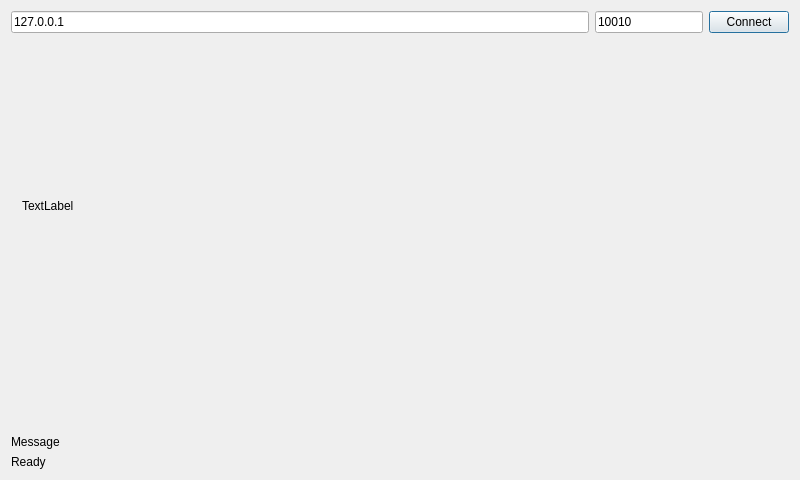
Before: the Qt Designer form PCameraClient/dialog.ui in hondodo/PCamera, drawn with Qt 5.
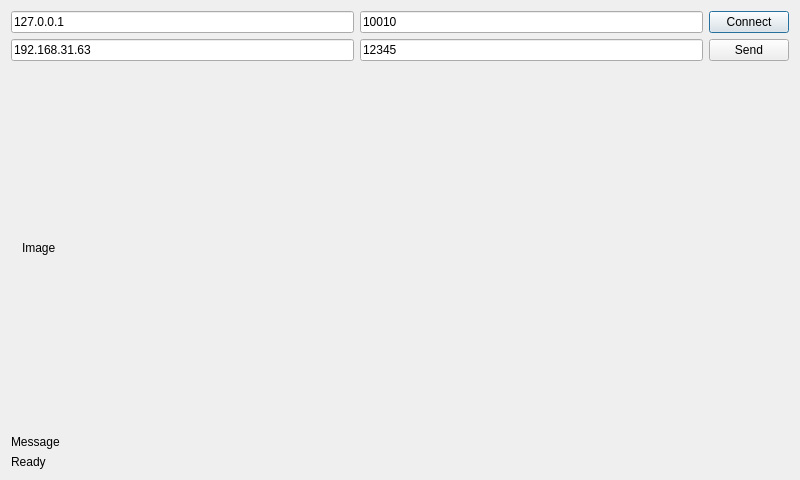
After: the same form once the commit is applied.

Patch:
```diff
--- a/PCameraClient/dialog.ui
+++ b/PCameraClient/dialog.ui
@@ -14,7 +14,7 @@
    <string>Dialog</string>
   </property>
   <layout class="QGridLayout" name="gridLayout">
-   <item row="1" column="0">
+   <item row="2" column="0">
     <widget class="QWidget" name="widgetCamera" native="true">
      <property name="sizePolicy">
       <sizepolicy hsizetype="Preferred" vsizetype="Expanding">
@@ -22,19 +22,15 @@
        <verstretch>0</verstretch>
       </sizepolicy>
      </property>
-     <widget class="QLabel" name="label">
-      <property name="geometry">
-       <rect>
-        <x>11</x>
-        <y>11</y>
-        <width>551</width>
-        <height>311</height>
-       </rect>
-      </property>
-      <property name="text">
-       <string>TextLabel</string>
-      </property>
-     </widget>
+     <layout class="QGridLayout" name="gridLayout_3">
+      <item row="0" column="0">
+       <widget class="QLabel" name="label">
+        <property name="text">
+         <string>Image</string>
+        </property>
+       </widget>
+      </item>
+     </layout>
     </widget>
    </item>
    <item row="0" column="0">
@@ -48,12 +44,6 @@
      </item>
      <item>
       <widget class="QLineEdit" name="lineEditPort">
-       <property name="sizePolicy">
-        <sizepolicy hsizetype="Minimum" vsizetype="Fixed">
-         <horstretch>0</horstretch>
-         <verstretch>0</verstretch>
-        </sizepolicy>
-       </property>
        <property name="text">
         <string>10010</string>
        </property>
@@ -69,19 +59,58 @@
     </layout>
    </item>
    <item row="3" column="0">
-    <widget class="QLabel" name="labelStatus">
-     <property name="text">
-      <string>Ready</string>
-     </property>
-    </widget>
-   </item>
-   <item row="2" column="0">
     <widget class="QLabel" name="labelMessage">
      <property name="text">
       <string>Message</string>
      </property>
     </widget>
    </item>
+   <item row="4" column="0">
+    <widget class="QLabel" name="labelStatus">
+     <property name="text">
+      <string>Ready</string>
+     </property>
+    </widget>
+   </item>
+   <item row="1" column="0">
+    <widget class="QWidget" name="widget" native="true">
+     <layout class="QGridLayout" name="gridLayout_2">
+      <property name="leftMargin">
+       <number>0</number>
+      </property>
+      <property name="topMargin">
+       <number>0</number>
+      </property>
+      <property name="rightMargin">
+       <number>0</number>
+      </property>
+      <property name="bottomMargin">
+       <number>0</number>
+      </property>
+      <item row="0" column="0">
+       <widget class="QLineEdit" name="lineEditSendIp">
+        <property name="text">
+         <string>192.168.31.63</string>
+        </property>
+       </widget>
+      </item>
+      <item row="0" column="1">
+       <widget class="QLineEdit" name="lineEditSendPort">
+        <property name="text">
+         <string>12345</string>
+        </property>
+       </widget>
+      </item>
+      <item row="0" column="2">
+       <widget class="QPushButton" name="pushButtonSend">
+        <property name="text">
+         <string>Send</string>
+        </property>
+       </widget>
+      </item>
+     </layout>
+    </widget>
+   </item>
   </layout>
  </widget>
  <layoutdefault spacing="6" margin="11"/>
```
